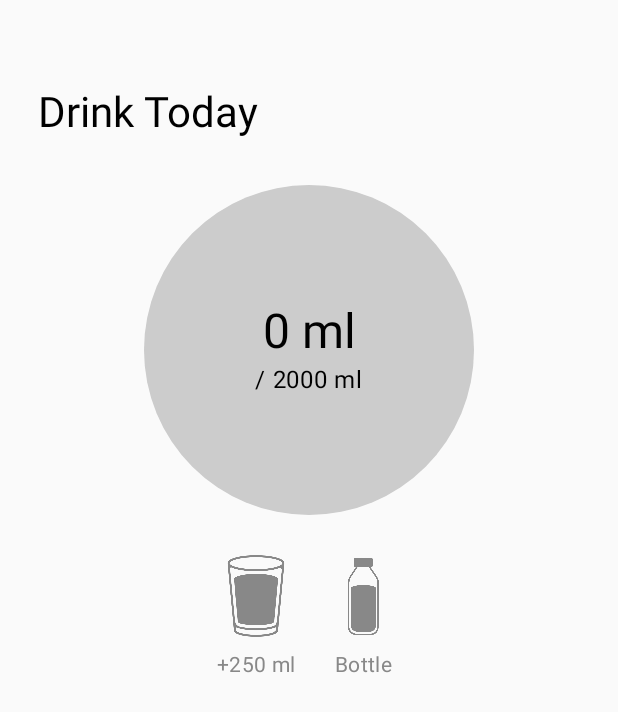
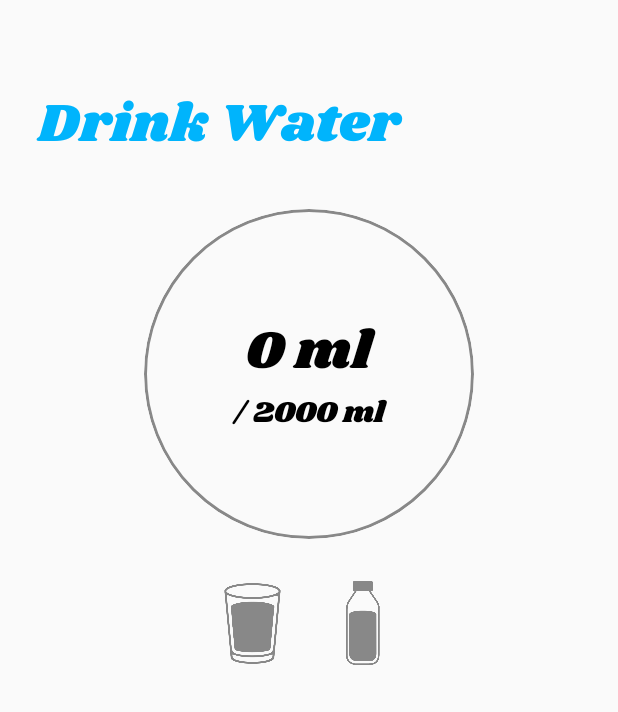
Before and after one commit to veronika8597/Waterly, an Android app built with Jetpack Compose: the screen it shows after launch (MainActivity), on a phone screen of 412 x 824 dp. Shown: the top 712 px of the screen. Run offline under Robolectric (Android 15) with nearby library versions, the phone set to English and light mode, and no system bars.

Commit message:
feat: unify typography across app, fix font weights and sizes for HomeScreen, WaterFillCircle, and BottleSizeDialog

```diff
--- a/app/src/main/java/com/example/waterly/HomeScreen.kt
+++ b/app/src/main/java/com/example/waterly/HomeScreen.kt
@@ -36,7 +36,10 @@ import androidx.compose.ui.unit.IntOffset
 import androidx.compose.ui.unit.dp
 import androidx.navigation.NavHostController
 import androidx.navigation.compose.rememberNavController
+import com.example.waterly.ui.theme.QuicksandFont
+import com.example.waterly.ui.theme.ShrikhandFont
 import com.example.waterly.ui.theme.WaterlyTheme
+import com.example.waterly.ui.theme.WaterlyTypography
 import kotlinx.coroutines.launch
 
 
@@ -64,8 +67,9 @@ fun HomeScreen(navController: NavHostController) {
             verticalAlignment = Alignment.CenterVertically
         ) {
             Text(
-                text = "Drink Today",
-                style = MaterialTheme.typography.headlineMedium
+                text = "Drink Water",
+                style = WaterlyTypography.displayLarge,
+                color = Color(0xFF00B4FC)
             )
         }
 
@@ -94,12 +98,12 @@ fun HomeScreen(navController: NavHostController) {
                                 else R.drawable.water_bottle
                             ),
                             contentDescription = null,
-                            tint = Color(0xFF2196F3), // blue
+                            tint = Color(0xFF2196F3),
                             modifier = Modifier.size(32.dp)
                         )
                         Text(
                             text = if (selectedItem == "glass") "250 ml" else "${selectedBottleSize ?: "?"} ml",
-                            style = MaterialTheme.typography.bodyMedium,
+                            style = WaterlyTypography.bodyLarge, // << use correct size
                             color = Color.Gray,
                             modifier = Modifier.padding(top = 4.dp)
                         )
@@ -107,7 +111,6 @@ fun HomeScreen(navController: NavHostController) {
 
                     Spacer(modifier = Modifier.height(16.dp))
                 }
-
 
                 Row(
                     verticalAlignment = Alignment.CenterVertically,
@@ -137,14 +140,8 @@ fun HomeScreen(navController: NavHostController) {
                         Image(
                             painter = painterResource(id = R.drawable.water_glass),
                             contentDescription = "Glass of Water",
-                            modifier = Modifier.size(56.dp),
+                            modifier = Modifier.size(55.dp),
                             colorFilter = if (selectedItem == "glass") null else ColorFilter.tint(Color.Gray)
-                        )
-                        Text(
-                            text = "+250 ml",
-                            style = MaterialTheme.typography.bodyMedium,
-                            modifier = Modifier.padding(top = 8.dp),
-                            color = if (selectedItem == "glass") Color.Unspecified else Color.Gray
                         )
                     }
 
@@ -156,29 +153,24 @@ fun HomeScreen(navController: NavHostController) {
                                 IntOffset(
                                     0,
                                     if (selectedItem == "bottle") (-8).dp.roundToPx() else 0
-                                )}
+                                )
+                            }
                             .clickable {
                                 showBottleDialog = true
                                 selectedItem = "bottle"
                                 coroutineScope.launch {
                                     scale.animateTo(1.2f, tween(100))
                                     scale.animateTo(1f, tween(100))
-                                }}
+                                }
+                            }
                     ) {
                         Image(
                             painter = painterResource(id = R.drawable.water_bottle),
                             contentDescription = "Water Bottle",
-                            modifier = Modifier.size(55.dp),
+                            modifier = Modifier.size(60.dp),
                             colorFilter = if (selectedItem == "bottle") null else ColorFilter.tint(Color.Gray)
                         )
-                        Text(
-                            text = "Bottle",
-                            style = MaterialTheme.typography.bodyMedium,
-                            modifier = Modifier.padding(top = 8.dp),
-                            color = if (selectedItem == "bottle") Color.Unspecified else Color.Gray
-                        )
                     }
-
                 }
 
                 if (showBottleDialog) {
@@ -192,13 +184,9 @@ fun HomeScreen(navController: NavHostController) {
                         onDismiss = { showBottleDialog = false }
                     )
                 }
-
-
-
             }
         }
     }
-
 }
 
 @Preview(showBackground = true)
--- a/app/src/main/java/com/example/waterly/MainActivity.kt
+++ b/app/src/main/java/com/example/waterly/MainActivity.kt
@@ -4,13 +4,6 @@ import android.os.Bundle
 import androidx.activity.ComponentActivity
 import androidx.activity.compose.setContent
 import androidx.activity.enableEdgeToEdge
-import androidx.compose.foundation.layout.fillMaxSize
-import androidx.compose.foundation.layout.padding
-import androidx.compose.material3.Scaffold
-import androidx.compose.material3.Text
-import androidx.compose.runtime.Composable
-import androidx.compose.ui.Modifier
-import androidx.compose.ui.tooling.preview.Preview
 import com.example.waterly.ui.theme.WaterlyTheme
 
 class MainActivity : ComponentActivity() {
@@ -18,7 +11,9 @@ class MainActivity : ComponentActivity() {
         super.onCreate(savedInstanceState)
         enableEdgeToEdge()
         setContent {
-            WaterlyApp()
+            WaterlyTheme {
+                WaterlyApp()
+            }
         }
     }
 }
--- a/app/src/main/java/com/example/waterly/WaterFillCircle.kt
+++ b/app/src/main/java/com/example/waterly/WaterFillCircle.kt
@@ -1,21 +1,33 @@
-import androidx.compose.animation.core.*
+import androidx.compose.animation.core.Animatable
+import androidx.compose.animation.core.LinearEasing
+import androidx.compose.animation.core.RepeatMode
+import androidx.compose.animation.core.animateFloatAsState
+import androidx.compose.animation.core.infiniteRepeatable
+import androidx.compose.animation.core.tween
 import androidx.compose.foundation.Canvas
 import androidx.compose.foundation.background
-import androidx.compose.foundation.layout.*
+import androidx.compose.foundation.border
+import androidx.compose.foundation.layout.Box
+import androidx.compose.foundation.layout.Column
+import androidx.compose.foundation.layout.fillMaxSize
+import androidx.compose.foundation.layout.size
 import androidx.compose.foundation.shape.CircleShape
 import androidx.compose.material3.MaterialTheme
 import androidx.compose.material3.Text
-import androidx.compose.runtime.*
+import androidx.compose.material3.TextFieldDefaults.indicatorLine
+import androidx.compose.runtime.Composable
+import androidx.compose.runtime.LaunchedEffect
+import androidx.compose.runtime.getValue
+import androidx.compose.runtime.remember
 import androidx.compose.ui.Alignment
 import androidx.compose.ui.Modifier
 import androidx.compose.ui.draw.clip
-import androidx.compose.ui.geometry.Offset
 import androidx.compose.ui.graphics.Color
 import androidx.compose.ui.graphics.Path
-import androidx.compose.ui.graphics.StrokeCap
 import androidx.compose.ui.graphics.drawscope.clipPath
+import androidx.compose.ui.tooling.preview.Preview
 import androidx.compose.ui.unit.dp
-import kotlin.math.sin
+import com.example.waterly.ui.theme.WaterlyTypography
 
 @Composable
 fun WaterFillCircle(waterIntake: Int, waterGoal: Int) {
@@ -55,7 +67,7 @@ fun WaterFillCircle(waterIntake: Int, waterGoal: Int) {
         modifier = Modifier
             .size(220.dp)
             .clip(CircleShape)
-            .background(Color.LightGray),
+            .border(2.dp, Color.Gray, CircleShape),
         contentAlignment = Alignment.Center
     ) {
         Canvas(modifier = Modifier.fillMaxSize()) {
@@ -63,7 +75,7 @@ fun WaterFillCircle(waterIntake: Int, waterGoal: Int) {
             val height = size.height
             val waterLevel = height * (1f - animatedProgress)
 
-            // First: Light wave path (under)
+            // Light wave path
             val lightWavePath = Path().apply {
                 moveTo(0f, waterLevel)
                 val waveLength = width / 6.5f
@@ -79,7 +91,7 @@ fun WaterFillCircle(waterIntake: Int, waterGoal: Int) {
                 close()
             }
 
-            // Then: Dark wave path (above)
+            // Dark wave path
             val darkWavePath = Path().apply {
                 moveTo(0f, waterLevel)
                 val waveLength = width / 6f
@@ -95,12 +107,12 @@ fun WaterFillCircle(waterIntake: Int, waterGoal: Int) {
                 close()
             }
 
-            // Draw light wave first
+            // Draw light wave
             clipPath(lightWavePath) {
                 drawRect(Color(0xFFAFE6FB)) // Light blue
             }
 
-            // Draw dark wave second (on top)
+            // Draw dark wave
             clipPath(darkWavePath) {
                 drawRect(Color(0xFF00B4FC)) // Darker blue
             }
@@ -109,14 +121,21 @@ fun WaterFillCircle(waterIntake: Int, waterGoal: Int) {
         // Center text
         Column(horizontalAlignment = Alignment.CenterHorizontally) {
             Text(
-                "$waterIntake ml",
-                style = MaterialTheme.typography.headlineLarge,
+                text = "$waterIntake ml",
+                style = WaterlyTypography.displayLarge,
                 color = Color.Black
             )
             Text(
-                "/ $waterGoal ml",
+                text = "/ $waterGoal ml",
+                style = WaterlyTypography.headlineMedium,
                 color = Color.Black
             )
         }
     }
 }
+
+@Preview
+@Composable
+fun WaterFillCirclePreview() {
+    WaterFillCircle(waterIntake = 1000, waterGoal = 2000)
+}
--- a/app/src/main/java/com/example/waterly/WaterlyApp.kt
+++ b/app/src/main/java/com/example/waterly/WaterlyApp.kt
@@ -1,6 +1,5 @@
 package com.example.waterly
 
-import androidx.compose.material3.MaterialTheme
 import androidx.compose.runtime.Composable
 import com.example.waterly.ui.theme.WaterlyTheme
 
--- a/app/src/main/java/com/example/waterly/ui/theme/Theme.kt
+++ b/app/src/main/java/com/example/waterly/ui/theme/Theme.kt
@@ -52,7 +52,7 @@ fun WaterlyTheme(
 
     MaterialTheme(
         colorScheme = colorScheme,
-        typography = Typography,
+        typography = WaterlyTypography,
         content = content
     )
 }
--- a/app/src/main/java/com/example/waterly/ui/theme/Type.kt
+++ b/app/src/main/java/com/example/waterly/ui/theme/Type.kt
@@ -2,33 +2,81 @@ package com.example.waterly.ui.theme
 
 import androidx.compose.material3.Typography
 import androidx.compose.ui.text.TextStyle
+import androidx.compose.ui.text.font.Font
 import androidx.compose.ui.text.font.FontFamily
 import androidx.compose.ui.text.font.FontWeight
 import androidx.compose.ui.unit.sp
+import com.example.waterly.R
 
-// Set of Material typography styles to start with
-val Typography = Typography(
+// 1. Fonts setup
+val ShrikhandFont = FontFamily(
+    Font(R.font.shrikhand_regular)
+)
+
+val QuicksandFont = FontFamily(
+    Font(R.font.quicksand_light, FontWeight.Light),
+    Font(R.font.quicksand_regular, FontWeight.Normal),
+    Font(R.font.quicksand_medium, FontWeight.Medium),
+    Font(R.font.quicksand_semi_bold, FontWeight.SemiBold),
+    Font(R.font.quicksand_bold, FontWeight.Bold)
+)
+
+// 2. Typography setup
+val WaterlyTypography = Typography(
+
+    // Big title (Shrikhand) - App name
+    displayLarge = TextStyle(
+        fontFamily = ShrikhandFont,
+        fontWeight = FontWeight.Normal,
+        fontSize = 36.sp
+    ),
+
+    // Medium title (Shrikhand)
+    headlineMedium = TextStyle(
+        fontFamily = ShrikhandFont,
+        fontWeight = FontWeight.Normal,
+        fontSize = 20.sp
+    ),
+
+    // Body Normal (Quicksand Regular)
+    bodyMedium = TextStyle(
+        fontFamily = QuicksandFont,
+        fontWeight = FontWeight.Normal,
+        fontSize = 16.sp
+    ),
+
+    // Body Light (Quicksand Light)
+    bodySmall = TextStyle(
+        fontFamily = QuicksandFont,
+        fontWeight = FontWeight.Light,
+        fontSize = 14.sp
+    ),
+
+    // Body Medium (Quicksand Medium)
     bodyLarge = TextStyle(
-        fontFamily = FontFamily.Default,
-        fontWeight = FontWeight.Normal,
-        fontSize = 16.sp,
-        lineHeight = 24.sp,
-        letterSpacing = 0.5.sp
+        fontFamily = QuicksandFont,
+        fontWeight = FontWeight.Medium,
+        fontSize = 18.sp
+    ),
+
+    // Label SemiBold (Quicksand SemiBold)
+    labelMedium = TextStyle(
+        fontFamily = QuicksandFont,
+        fontWeight = FontWeight.SemiBold,
+        fontSize = 14.sp
+    ),
+
+    // Label Bold (Quicksand Bold)
+    labelLarge = TextStyle(
+        fontFamily = QuicksandFont,
+        fontWeight = FontWeight.Bold,
+        fontSize = 16.sp
+    ),
+
+    // Tiny text (Quicksand Medium for hints, buttons)
+    labelSmall = TextStyle(
+        fontFamily = QuicksandFont,
+        fontWeight = FontWeight.Medium,
+        fontSize = 12.sp
     )
-    /* Other default text styles to override
-    titleLarge = TextStyle(
-        fontFamily = FontFamily.Default,
-        fontWeight = FontWeight.Normal,
-        fontSize = 22.sp,
-        lineHeight = 28.sp,
-        letterSpacing = 0.sp
-    ),
-    labelSmall = TextStyle(
-        fontFamily = FontFamily.Default,
-        fontWeight = FontWeight.Medium,
-        fontSize = 11.sp,
-        lineHeight = 16.sp,
-        letterSpacing = 0.5.sp
-    )
-    */
 )
```
Also changed, not shown: app/src/main/java/com/example/waterly/BottleSizeDialog.kt (+37 -7 lines), app/src/main/java/com/example/waterly/NavHostController.kt (+0 -13 lines), app/src/main/res/font/quicksand_bold.ttf (added), app/src/main/res/font/quicksand_light.ttf (added), app/src/main/res/font/quicksand_medium.ttf (added), app/src/main/res/font/quicksand_regular.ttf (added), app/src/main/res/font/quicksand_semi_bold.ttf (added), app/src/main/res/font/shrikhand_regular.ttf (added).
